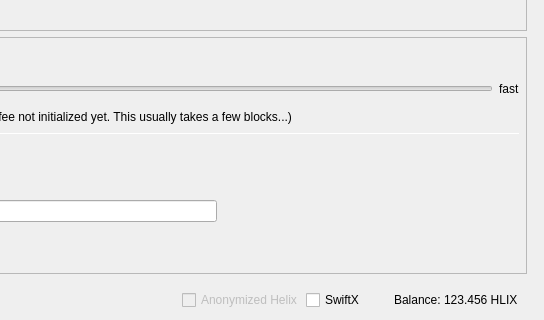
Qt form src/qt/forms/sendcoinsdialog.ui (noodlespan/helix) before a commit; both pictures show x 434 to 978 and y 375 to 695 of the 978 by 695 pixel window.
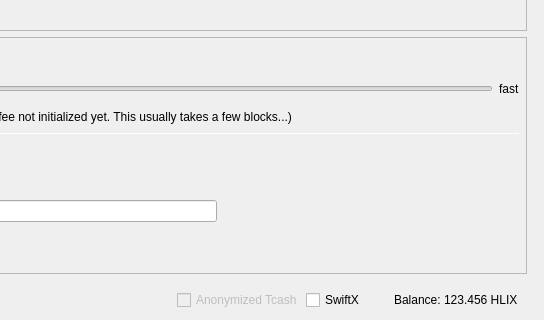
The same form after that commit. Icons and pictures are not drawn. Custom widgets are drawn as their Qt base class.

Diff of the .ui file:
```diff
--- a/src/qt/forms/sendcoinsdialog.ui
+++ b/src/qt/forms/sendcoinsdialog.ui
@@ -1686,7 +1686,7 @@
                 <bool>false</bool>
                </property>
                <property name="text">
-                <string>Anonymized Helix</string>
+                <string>Anonymized Tcash</string>
                </property>
               </widget>
              </item>
```
Left out of the diff: 12 changed lines with no effect on the pictures.
